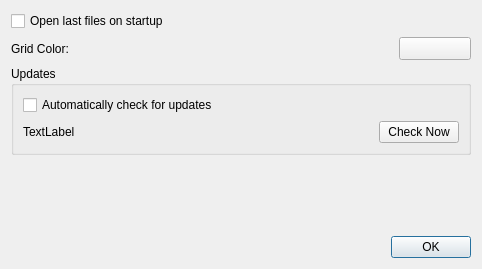
First picture: the form in src/preferencesdialog.ui, repository ricardoquesada/vchar64, before the edit.
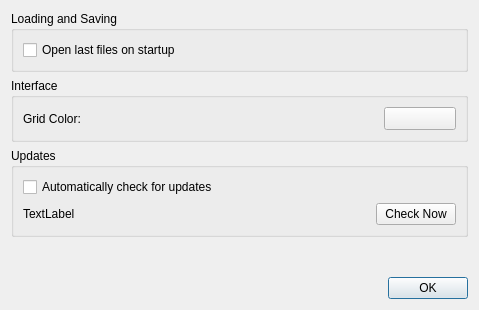
Second picture: the form after the edit.

Commit message:
fix: better preferences dialog
supports "saving session"

Patch:
```diff
--- a/src/preferencesdialog.ui
+++ b/src/preferencesdialog.ui
@@ -6,8 +6,8 @@
    <rect>
     <x>0</x>
     <y>0</y>
-    <width>482</width>
-    <height>269</height>
+    <width>479</width>
+    <height>310</height>
    </rect>
   </property>
   <property name="windowTitle">
@@ -15,12 +15,27 @@
   </property>
   <layout class="QVBoxLayout" name="verticalLayout">
    <item>
+    <widget class="QGroupBox" name="groupBox_2">
+     <property name="title">
+      <string>Loading and Saving</string>
+     </property>
+     <layout class="QVBoxLayout" name="verticalLayout_3">
+      <item>
     <widget class="QCheckBox" name="checkBoxStartupFiles">
      <property name="text">
       <string>Open last files on startup</string>
      </property>
     </widget>
    </item>
+     </layout>
+    </widget>
+   </item>
+   <item>
+    <widget class="QGroupBox" name="groupBox_3">
+     <property name="title">
+      <string>Interface</string>
+     </property>
+     <layout class="QVBoxLayout" name="verticalLayout_4">
    <item>
     <layout class="QHBoxLayout" name="horizontalLayout_2">
      <item>
@@ -54,6 +69,9 @@
       </widget>
      </item>
     </layout>
+      </item>
+     </layout>
+    </widget>
    </item>
    <item>
     <widget class="QGroupBox" name="groupBox">
```
Lines whose indentation alone changed are shown as unchanged. The commit also changes 5 other files.
